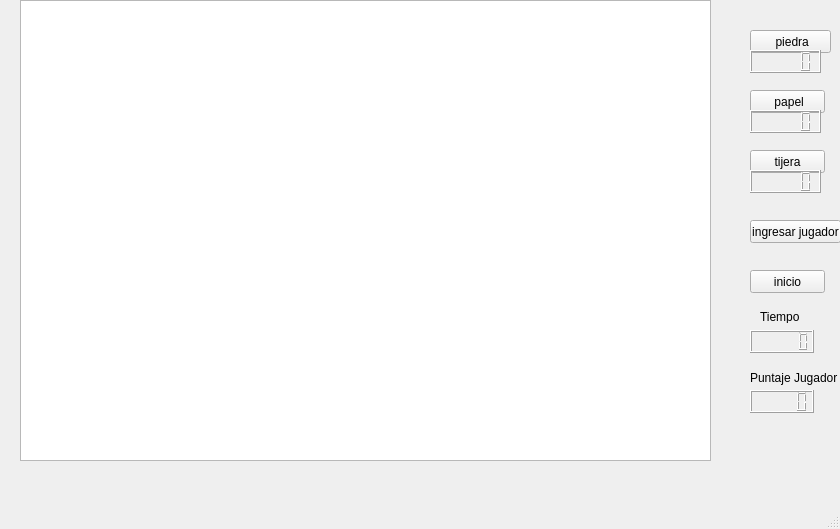
Above: mainwindow.ui from rodrigoperezM/laborotorio5udea before the change. Below: the same form after it.
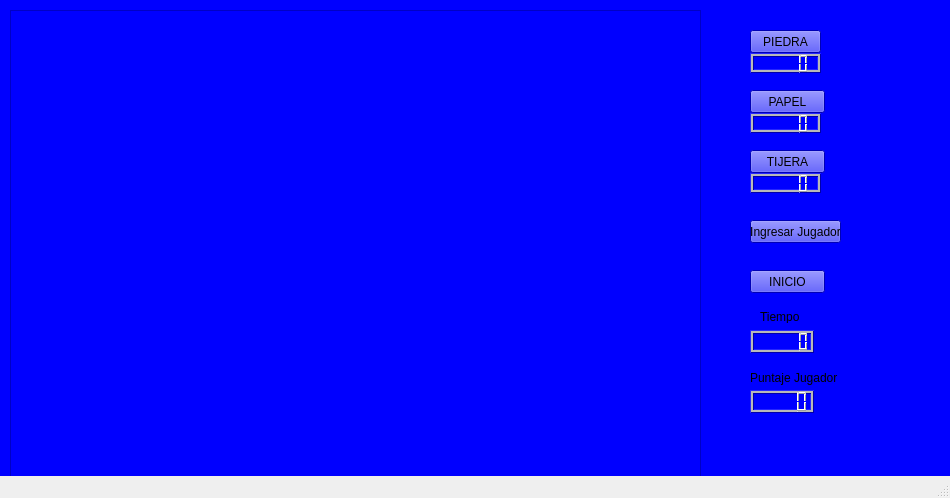
That is the form after the change.

What changed in the file:
```diff
--- a/mainwindow.ui
+++ b/mainwindow.ui
@@ -6,28 +6,35 @@
    <rect>
     <x>0</x>
     <y>0</y>
-    <width>840</width>
-    <height>529</height>
+    <width>950</width>
+    <height>498</height>
    </rect>
   </property>
   <property name="windowTitle">
    <string>MainWindow</string>
   </property>
   <widget class="QWidget" name="centralwidget">
+   <property name="styleSheet">
+    <string notr="true">background-color: blue;
+</string>
+   </property>
    <widget class="QGraphicsView" name="graphicsView">
     <property name="geometry">
      <rect>
-      <x>20</x>
-      <y>0</y>
+      <x>10</x>
+      <y>10</y>
       <width>691</width>
-      <height>461</height>
+      <height>481</height>
      </rect>
     </property>
-    <property name="autoFillBackground">
-     <bool>false</bool>
+    <property name="sizeIncrement">
+     <size>
+      <width>5</width>
+      <height>5</height>
+     </size>
     </property>
-    <property name="interactive">
-     <bool>true</bool>
+    <property name="styleSheet">
+     <string notr="true"/>
     </property>
    </widget>
    <widget class="QPushButton" name="piedra">
@@ -35,12 +42,27 @@
      <rect>
       <x>750</x>
       <y>30</y>
-      <width>81</width>
+      <width>71</width>
       <height>23</height>
      </rect>
     </property>
+    <property name="sizeIncrement">
+     <size>
+      <width>5</width>
+      <height>5</height>
+     </size>
+    </property>
+    <property name="cursor">
+     <cursorShape>ArrowCursor</cursorShape>
+    </property>
+    <property name="tabletTracking">
+     <bool>false</bool>
+    </property>
+    <property name="autoFillBackground">
+     <bool>false</bool>
+    </property>
     <property name="text">
-     <string> piedra</string>
+     <string>PIEDRA</string>
     </property>
     <property name="iconSize">
      <size>
@@ -59,7 +81,7 @@
      </rect>
     </property>
     <property name="text">
-     <string> papel</string>
+     <string>PAPEL</string>
     </property>
     <property name="iconSize">
      <size>
@@ -78,7 +100,7 @@
      </rect>
     </property>
     <property name="text">
-     <string>tijera</string>
+     <string notr="true">TIJERA</string>
     </property>
     <property name="iconSize">
      <size>
@@ -97,7 +119,7 @@
      </rect>
     </property>
     <property name="text">
-     <string>ingresar jugador</string>
+     <string>Ingresar Jugador</string>
     </property>
    </widget>
    <widget class="QPushButton" name="inicio">
@@ -110,7 +132,7 @@
      </rect>
     </property>
     <property name="text">
-     <string>inicio</string>
+     <string>INICIO</string>
     </property>
    </widget>
    <widget class="QLCDNumber" name="tiempoLabel">
@@ -122,6 +144,9 @@
       <height>23</height>
      </rect>
     </property>
+    <property name="midLineWidth">
+     <number>2</number>
+    </property>
     <property name="smallDecimalPoint">
      <bool>true</bool>
     </property>
@@ -147,36 +172,51 @@
       <height>23</height>
      </rect>
     </property>
+    <property name="midLineWidth">
+     <number>2</number>
+    </property>
+    <property name="digitCount">
+     <number>5</number>
+    </property>
    </widget>
    <widget class="QLCDNumber" name="puntajePiedra">
     <property name="geometry">
      <rect>
       <x>750</x>
-      <y>50</y>
+      <y>53</y>
       <width>71</width>
-      <height>23</height>
+      <height>20</height>
      </rect>
     </property>
+    <property name="midLineWidth">
+     <number>2</number>
+    </property>
    </widget>
    <widget class="QLCDNumber" name="puntajePapel">
     <property name="geometry">
      <rect>
       <x>750</x>
-      <y>110</y>
+      <y>113</y>
       <width>71</width>
-      <height>23</height>
+      <height>20</height>
      </rect>
     </property>
+    <property name="midLineWidth">
+     <number>2</number>
+    </property>
    </widget>
    <widget class="QLCDNumber" name="puntajeTijeras">
     <property name="geometry">
      <rect>
       <x>750</x>
-      <y>170</y>
+      <y>173</y>
       <width>71</width>
-      <height>23</height>
+      <height>20</height>
      </rect>
     </property>
+    <property name="midLineWidth">
+     <number>2</number>
+    </property>
    </widget>
    <widget class="QLabel" name="label">
     <property name="geometry">
@@ -221,11 +261,7 @@
     <bool>false</bool>
    </property>
   </widget>
-  <widget class="QStatusBar" name="statusbar">
-   <property name="sizeGripEnabled">
-    <bool>true</bool>
-   </property>
-  </widget>
+  <widget class="QStatusBar" name="statusbar"/>
  </widget>
  <resources/>
  <connections>
```
Left out of the diff: 11 changed lines with no effect on the pictures.
